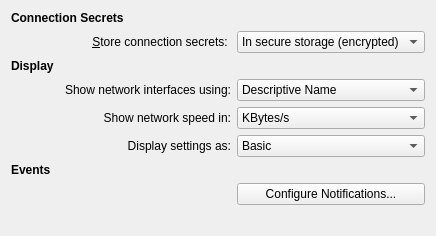
Qt form settings/config/othersettings.ui (netrunner-debian-kde-extras/networkmanagement) before a commit.
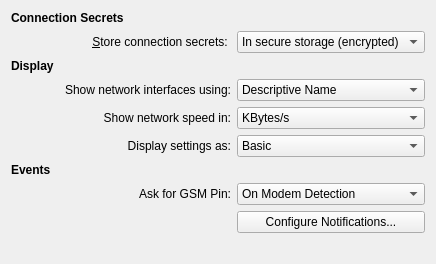
The same form after that commit.

Patch:
```diff
--- a/settings/config/othersettings.ui
+++ b/settings/config/othersettings.ui
@@ -125,14 +125,38 @@
      </property>
     </widget>
    </item>
-   <item row="7" column="2">
+   <item row="7" column="0" colspan="2">
+    <widget class="QLabel" name="askPinLabel">
+     <property name="text">
+      <string>Ask for GSM Pin:</string>
+     </property>
+     <property name="alignment">
+      <set>Qt::AlignRight|Qt::AlignTrailing|Qt::AlignVCenter</set>
+     </property>
+    </widget>
+   </item>
+    <item row="7" column="2">
+    <widget class="QComboBox" name="kcfg_AskForGsmPin">
+     <item>
+      <property name="text">
+       <string>On Modem Detection</string>
+      </property>
+     </item>
+     <item>
+      <property name="text">
+       <string>When Activating Connection</string>
+      </property>
+     </item>
+    </widget>
+   </item>
+   <item row="8" column="2">
     <widget class="QPushButton" name="notificationsButton">
      <property name="text">
       <string>Configure Notifications...</string>
      </property>
     </widget>
    </item>
-   <item row="8" column="1">
+   <item row="9" column="1">
     <spacer name="verticalSpacer">
      <property name="orientation">
       <enum>Qt::Vertical</enum>
@@ -145,7 +169,7 @@
      </property>
     </spacer>
    </item>
-   <item row="9" column="0">
+   <item row="10" column="0">
     <widget class="QLabel" name="lblVersion"/>
    </item>
    <item row="5" column="0" colspan="2">
```
Left out of the diff: 48 changed lines with no effect on the pictures.
